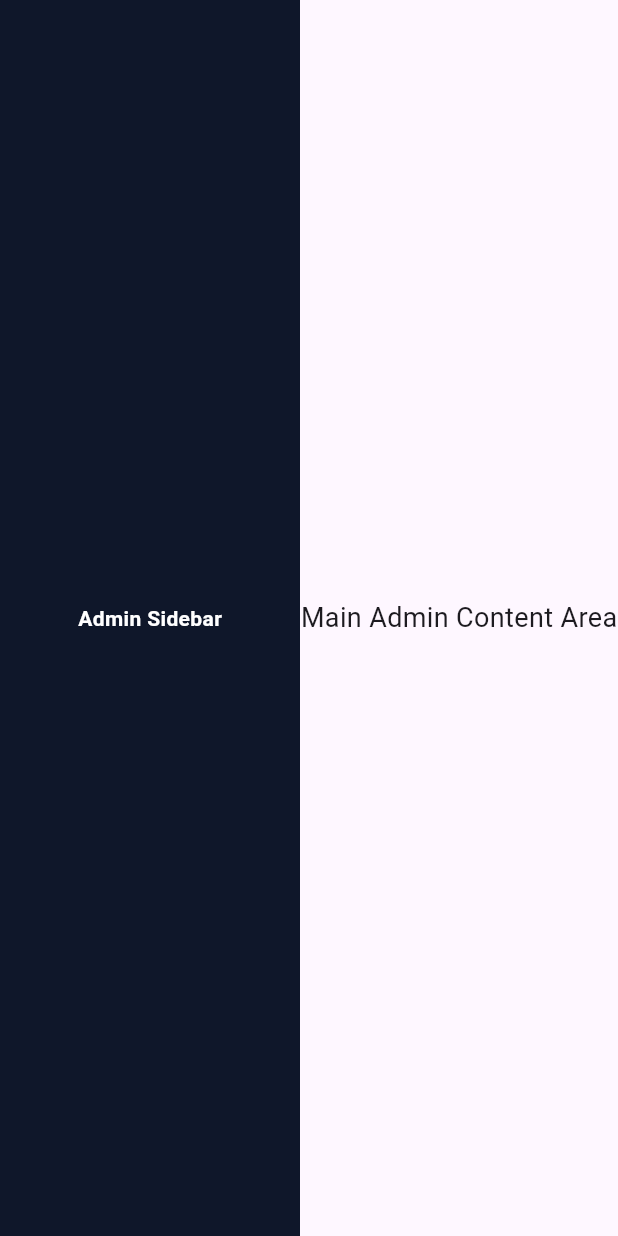
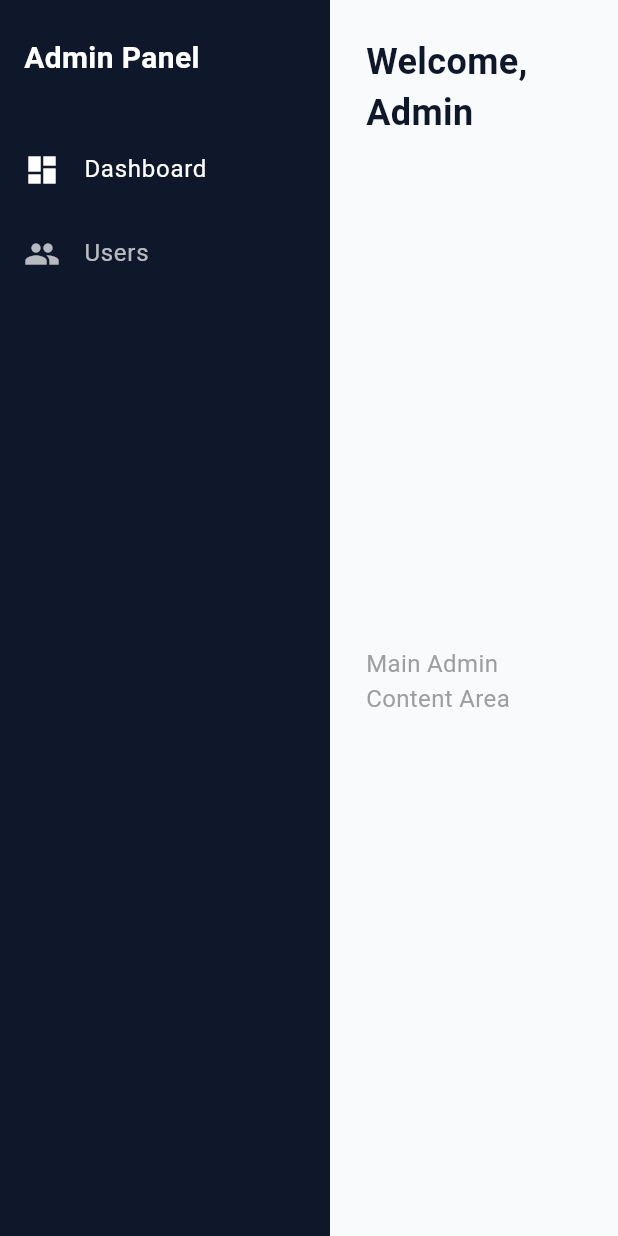
Before and after one commit to ZyQf768D4ydXP25himanshu/local_shop_project_nexus, a Flutter app: the AdminDashboard screen opened directly, on a phone screen of 412 x 824 dp. Run offline on Flutter 3.47's test engine with Material 3 defaults, Android fonts, the phone set to English and light mode, and no system bars.

Commit message:
feat(F4): implement full admin sidebar and responsive layout

```diff
--- a/lib/features/admin/screens/admin_dashboard.dart
+++ b/lib/features/admin/screens/admin_dashboard.dart
@@ -8,26 +8,64 @@ class AdminDashboard extends StatelessWidget {
     return Scaffold(
       body: Row(
         children: [
-          // Sidebar
+          // Sidebar Drawer Structure
           Container(
-            width: 200,
+            width: 220,
             color: const Color(0xFF0F172A),
-            child: const Center(
-              child: Text(
-                "Admin Sidebar",
+            padding: const EdgeInsets.symmetric(vertical: 24, horizontal: 16),
+            child: Column(
+              crossAxisAlignment: CrossAxisAlignment.start,
+              children: [
+                const Text(
+                  "Admin Panel",
                   style: TextStyle(
                     color: Colors.white,
+                    fontSize: 20,
                     fontWeight: FontWeight.bold,
                   ),
                 ),
+                const SizedBox(height: 32),
+                ListTile(
+                  leading: const Icon(Icons.dashboard, color: Colors.white),
+                  title: const Text("Dashboard", style: TextStyle(color: Colors.white)),
+                  contentPadding: EdgeInsets.zero,
+                  onTap: () {},
+                ),
+                ListTile(
+                  leading: const Icon(Icons.people, color: Colors.white70),
+                  title: const Text("Users", style: TextStyle(color: Colors.white70)),
+                  contentPadding: EdgeInsets.zero,
+                  onTap: () {},
+                ),
+              ],
             ),
           ),
-          // Main Content Area
-          const Expanded(
+          // Main Admin Content Area
+          Expanded(
+            child: Container(
+              color: const Color(0xFFF8FAFC),
+              padding: const EdgeInsets.all(24),
+              child: const Column(
+                crossAxisAlignment: CrossAxisAlignment.start,
+                children: [
+                  Text(
+                    "Welcome, Admin",
+                    style: TextStyle(
+                      fontSize: 24,
+                      fontWeight: FontWeight.bold,
+                      color: Color(0xFF0F172A),
+                    ),
+                  ),
+                  SizedBox(height: 16),
+                  Expanded(
                     child: Center(
                       child: Text(
                         "Main Admin Content Area",
-                style: TextStyle(fontSize: 18),
+                        style: TextStyle(fontSize: 16, color: Colors.grey),
+                      ),
+                    ),
+                  ),
+                ],
               ),
             ),
           ),
```
Lines whose indentation alone changed are shown as unchanged.
